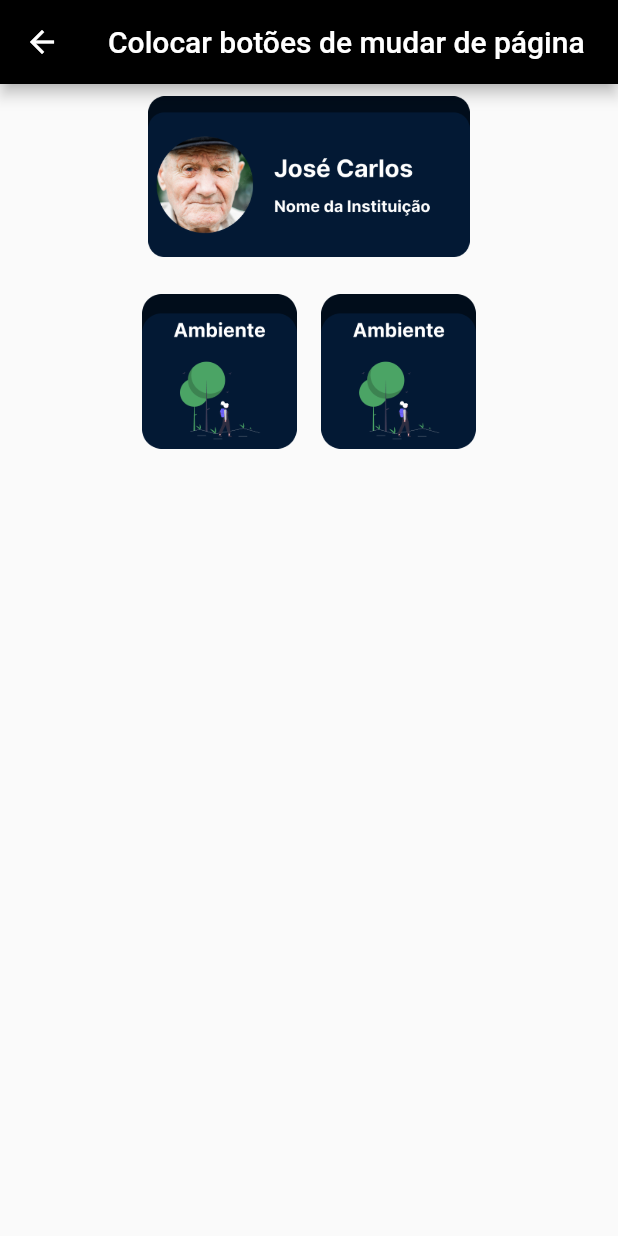
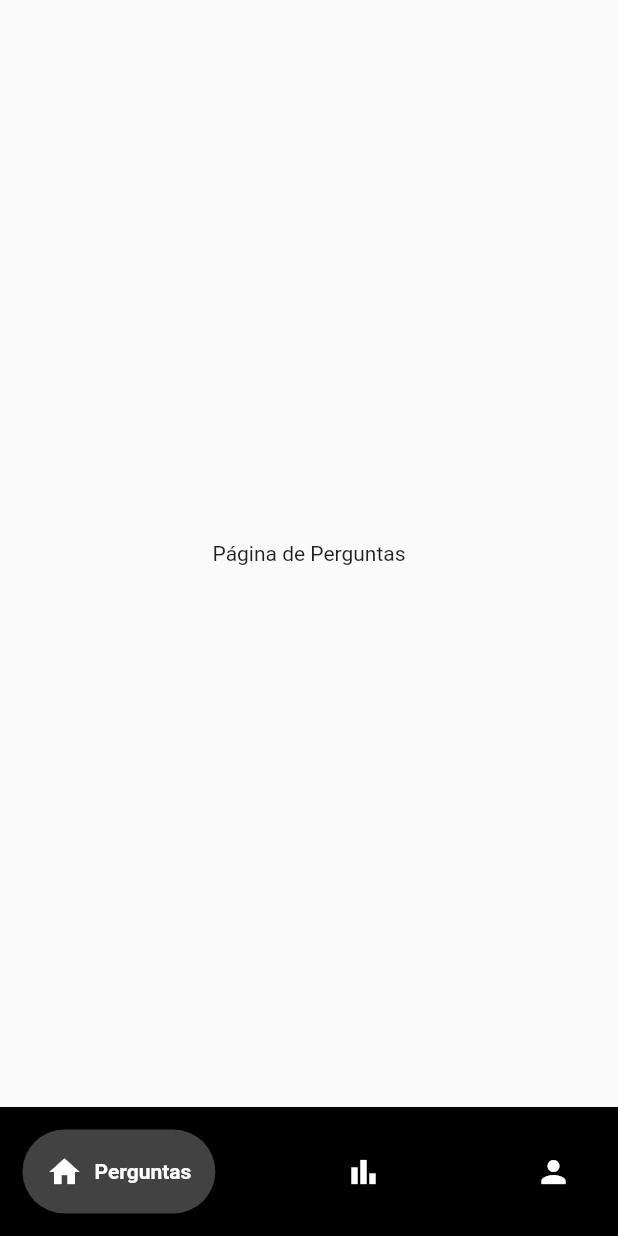
Before and after one commit to gaiascosta/AvaliApp, a Flutter app: the HomePage screen opened directly, on a phone screen of 412 x 824 dp. Run offline on Flutter 3.47's test engine with Material 2 defaults, Android fonts, the light colour scheme and no system bars; drawn by our look-alikes of google_nav_bar; our stand-ins replace flutter_spinkit.

Commit message:
Barra de navegação

```diff
--- a/lib/ui/home_page.dart
+++ b/lib/ui/home_page.dart
@@ -1,4 +1,8 @@
 import 'package:flutter/material.dart';
+import 'package:google_nav_bar/google_nav_bar.dart';
+import 'package:projeto/ui/dados.dart';
+import 'package:projeto/ui/perfil.dart';
+import 'package:projeto/ui/perguntas.dart';
 
 class HomePage extends StatefulWidget {
   const HomePage({super.key});
@@ -8,56 +12,45 @@ class HomePage extends StatefulWidget {
 }
 
 class _HomePageState extends State<HomePage> {
+  int _currentIndex = 0;
+  final tabs = [
+    Perguntas(),
+    Dados(),
+    Perfil()
+  ];
+
   @override
   Widget build(BuildContext context) {
-    double screenWidth = MediaQuery.of(context).size.width;
-    double screenHeight = MediaQuery.of(context).size.height;
-
-    double paddingWidth = screenWidth * 0.01;
-    double paddingHeight = screenHeight * 0.01;
     return Scaffold(
-      appBar: AppBar(
-        backgroundColor: Colors.black,
-        title: Text("Colocar botões de mudar de página"),
-        centerTitle: true,
-      ),
-      body: Column(
-        crossAxisAlignment: CrossAxisAlignment.stretch,
-        children: <Widget>[
-          Padding(
-            padding: EdgeInsets.all(paddingHeight),
-            child: SizedBox(
-              height: screenWidth * 0.26,
-              child: Image.asset(
-                "images/frame2.png",
-                fit: BoxFit.contain,
-              ),
-            ),
+      body: tabs[_currentIndex],
+      bottomNavigationBar: Container(
+        color: Colors.black,
+        child: Padding(
+          padding: const EdgeInsets.symmetric(horizontal: 15.0, vertical: 15.0),
+          child: GNav(
+            selectedIndex: _currentIndex,
+            backgroundColor: Colors.black,
+            color: Colors.white,
+            activeColor: Colors.white,
+            tabBackgroundColor: Colors.grey.shade800,
+            gap: 8,
+            padding: const EdgeInsets.all(16),
+            tabs: const [
+              GButton(icon: Icons.home,
+                  text: 'Perguntas'),
+              GButton(icon: Icons.bar_chart,
+                  text: 'Dados'),
+              GButton(icon: Icons.person,
+                  text: 'Perfil'),
+            ],
+            onTabChange: (index){
+              setState(() {
+                _currentIndex = index;
+              });
+            },
           ),
-          Padding(
-            padding: EdgeInsets.all(screenHeight * 0.01),
-            child: Row(
-              mainAxisAlignment: MainAxisAlignment.center,
-              children: <Widget>[
-                Padding(padding: EdgeInsets.all(screenHeight * 0.01),child: SizedBox(
-                  height: screenWidth * 0.25,
-                  child: Image.asset(
-                    "images/frame1.png",
-                    fit: BoxFit.contain,
-                  ),
-                ),),
-                Padding(padding: EdgeInsets.all(screenHeight * 0.01),child: SizedBox(
-                  height: screenWidth * 0.25,
-                  child: Image.asset(
-                    "images/frame1.png",
-                    fit: BoxFit.contain,
-                  ),
-                ),),
-              ],
-            ),
-          ),
-        ],
-      ),
+        ),
+      )
     );
   }
 }
--- /dev/null
+++ b/lib/ui/perguntas.dart
@@ -0,0 +1,19 @@
+import 'package:flutter/material.dart';
+
+class Perguntas extends StatefulWidget {
+  const Perguntas({super.key});
+
+  @override
+  State<Perguntas> createState() => _PerguntasState();
+}
+
+class _PerguntasState extends State<Perguntas> {
+  @override
+  Widget build(BuildContext context) {
+    return Scaffold(
+      body: Center(
+        child: Text('Página de Perguntas'),
+      ),
+    );
+  }
+}
--- a/pubspec.yaml
+++ b/pubspec.yaml
@@ -36,6 +36,7 @@ dependencies:
   # Use with the CupertinoIcons class for iOS style icons.
   cupertino_icons: ^1.0.2
   flutter_spinkit: ^5.2.0
+  google_nav_bar: ^5.0.6
 
 dev_dependencies:
   flutter_test:
```
Also changed, not shown: lib/ui/dados.dart (added, +19 -0 lines), lib/ui/perfil.dart (added, +19 -0 lines), lib/ui/start_page.dart (+11 -6 lines), pubspec.lock.
